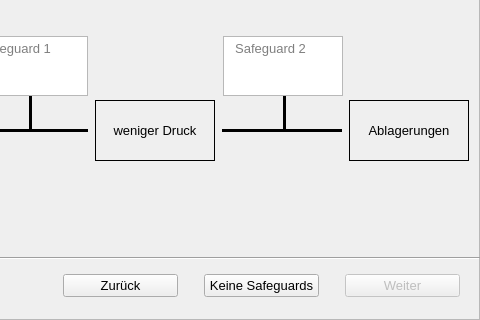
Before: the Qt Designer form Code/wizard_8.ui in MSPietsch/HMI, drawn with Qt 5; both pictures show x 170 to 650 and y 120 to 440 of the 650 by 440 pixel window.
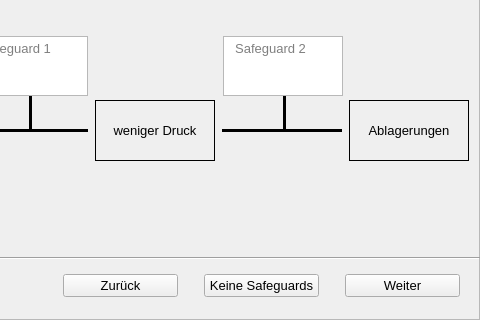
After: the same form once the commit is applied.

```diff
--- a/Code/wizard_8.ui
+++ b/Code/wizard_8.ui
@@ -477,7 +477,7 @@
      <item>
       <widget class="QPushButton" name="weiterButton">
        <property name="enabled">
-        <bool>false</bool>
+        <bool>true</bool>
        </property>
        <property name="minimumSize">
         <size>
```
Left out of the diff: 4 changed lines with no effect on the pictures.
